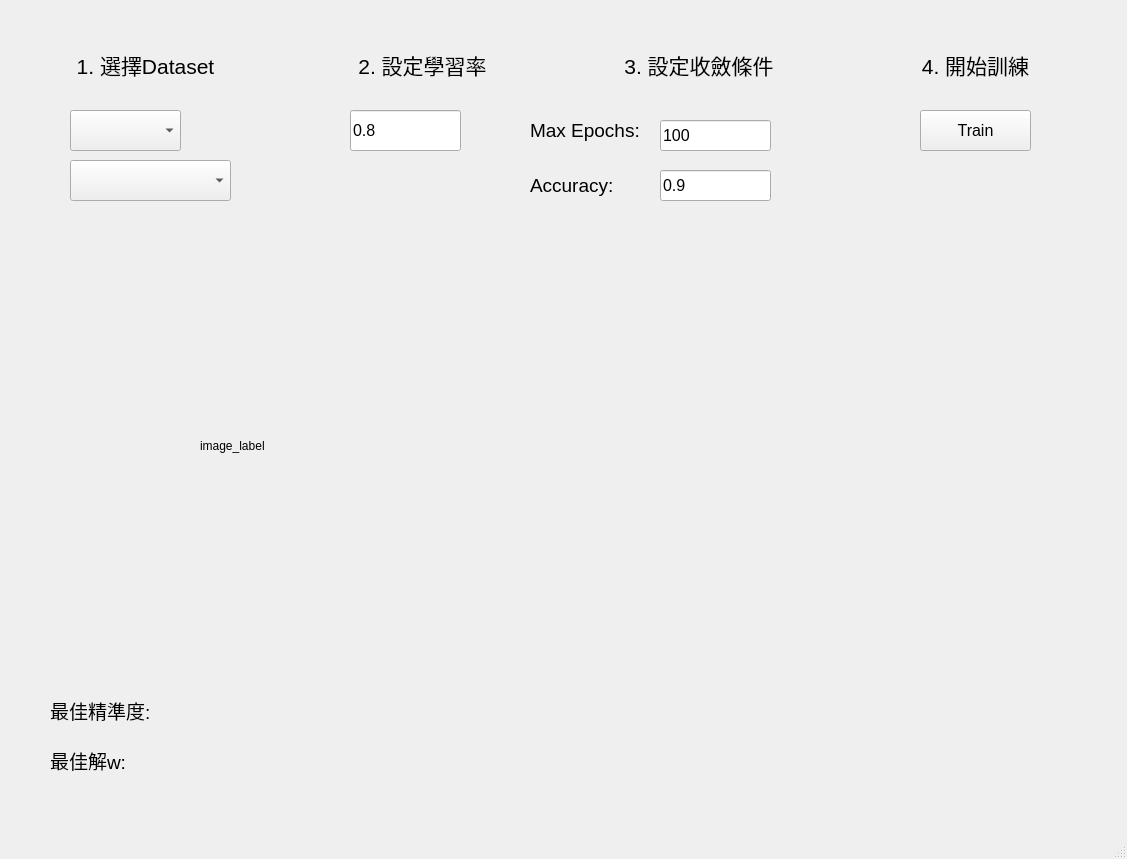
Before: the Qt Designer form HW1/MyGUI.ui in KaiTung/NCU_111_NeuronNetwork, drawn with Qt 5.
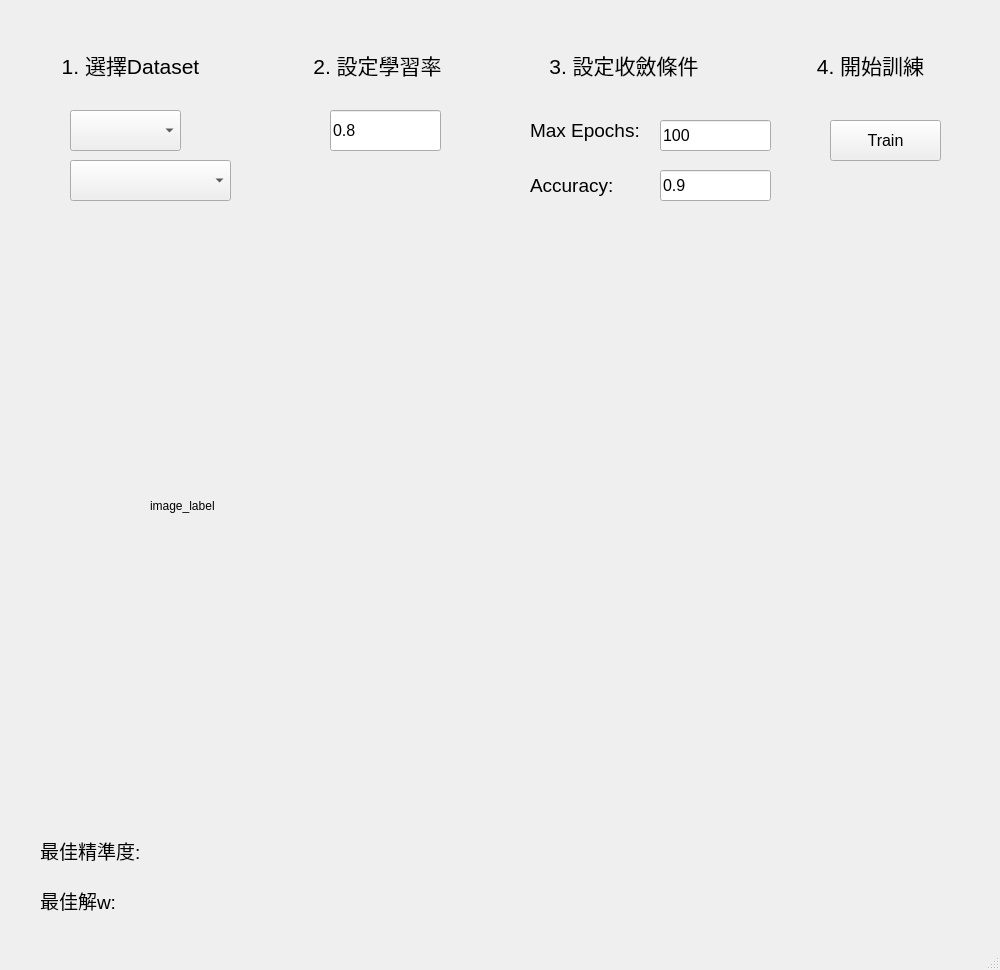
After: the same form once the commit is applied.

Patch:
```diff
--- a/HW1/MyGUI.ui
+++ b/HW1/MyGUI.ui
@@ -6,19 +6,40 @@
    <rect>
     <x>0</x>
     <y>0</y>
-    <width>1127</width>
-    <height>859</height>
+    <width>1000</width>
+    <height>970</height>
    </rect>
   </property>
+  <property name="sizePolicy">
+   <sizepolicy hsizetype="Preferred" vsizetype="Preferred">
+    <horstretch>0</horstretch>
+    <verstretch>0</verstretch>
+   </sizepolicy>
+  </property>
+  <property name="minimumSize">
+   <size>
+    <width>1000</width>
+    <height>970</height>
+   </size>
+  </property>
+  <property name="maximumSize">
+   <size>
+    <width>1000</width>
+    <height>970</height>
+   </size>
+  </property>
   <property name="windowTitle">
    <string>111類神經作業</string>
   </property>
+  <property name="toolButtonStyle">
+   <enum>Qt::ToolButtonTextBesideIcon</enum>
+  </property>
   <widget class="QWidget" name="centralwidget">
    <widget class="QPushButton" name="Train_button">
     <property name="geometry">
      <rect>
-      <x>920</x>
-      <y>110</y>
+      <x>830</x>
+      <y>120</y>
       <width>111</width>
       <height>41</height>
      </rect>
@@ -52,7 +73,7 @@
      <rect>
       <x>10</x>
       <y>19</y>
-      <width>1101</width>
+      <width>981</width>
       <height>91</height>
      </rect>
     </property>
@@ -179,7 +200,7 @@
    <widget class="QLineEdit" name="lineEdit">
     <property name="geometry">
      <rect>
-      <x>350</x>
+      <x>330</x>
       <y>110</y>
       <width>111</width>
       <height>41</height>
@@ -233,10 +254,10 @@
    <widget class="QLabel" name="label_image">
     <property name="geometry">
      <rect>
-      <x>200</x>
-      <y>220</y>
+      <x>150</x>
+      <y>210</y>
       <width>701</width>
-      <height>451</height>
+      <height>591</height>
      </rect>
     </property>
     <property name="text">
@@ -246,8 +267,8 @@
    <widget class="QLabel" name="label_Acc">
     <property name="geometry">
      <rect>
-      <x>50</x>
-      <y>690</y>
+      <x>40</x>
+      <y>830</y>
       <width>221</width>
       <height>41</height>
      </rect>
@@ -264,8 +285,8 @@
    <widget class="QLabel" name="label_w">
     <property name="geometry">
      <rect>
-      <x>50</x>
-      <y>740</y>
+      <x>40</x>
+      <y>880</y>
       <width>951</width>
       <height>41</height>
      </rect>
```
Left out of the diff: 5 changed lines with no effect on the pictures.
